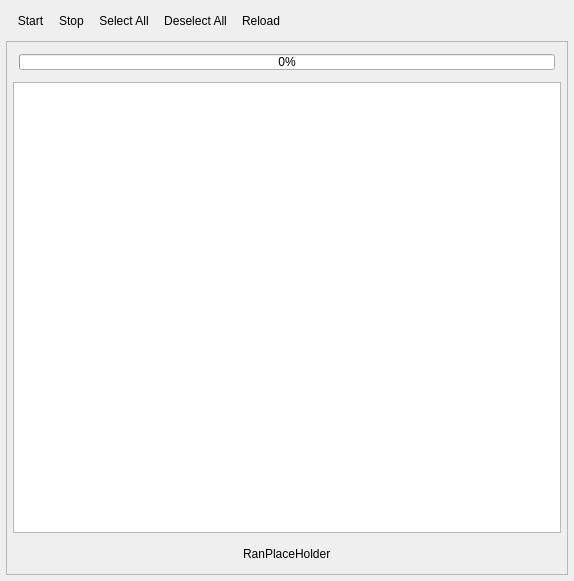
KDE/veritas, file internal/runnerwindow.ui: the form before one commit.
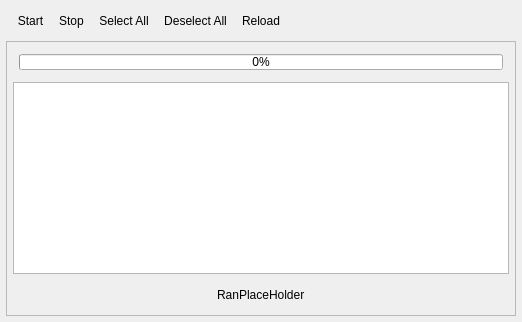
The form after the commit. Icons and pictures are not drawn. Custom widgets are drawn as their Qt base class.

Diff of the .ui file:
```diff
--- a/internal/runnerwindow.ui
+++ b/internal/runnerwindow.ui
@@ -5,8 +5,10 @@
    <rect>
     <x>0</x>
     <y>0</y>
-    <width>574</width>
-    <height>581</height>
+    <!--<width>574</width>
+    <height>581</height> -->
+    <width>0</width>
+    <height>0</height>
    </rect>
   </property>
   <property name="windowTitle" >
@@ -212,6 +214,13 @@
   </action>
  </widget>
  <layoutdefault spacing="6" margin="6" />
+ <customwidgets>
+  <customwidget>
+   <class>Veritas::TestBar</class>
+   <extends>QProgressBar</extends>
+   <header>internal/runnerwindow.h</header>
+  </customwidget>
+ </customwidgets>
  <resources>
   <include location="../resources/qxrunner.qrc" />
  </resources>
```
Left out of the diff: 2 changed lines with no effect on the pictures.
